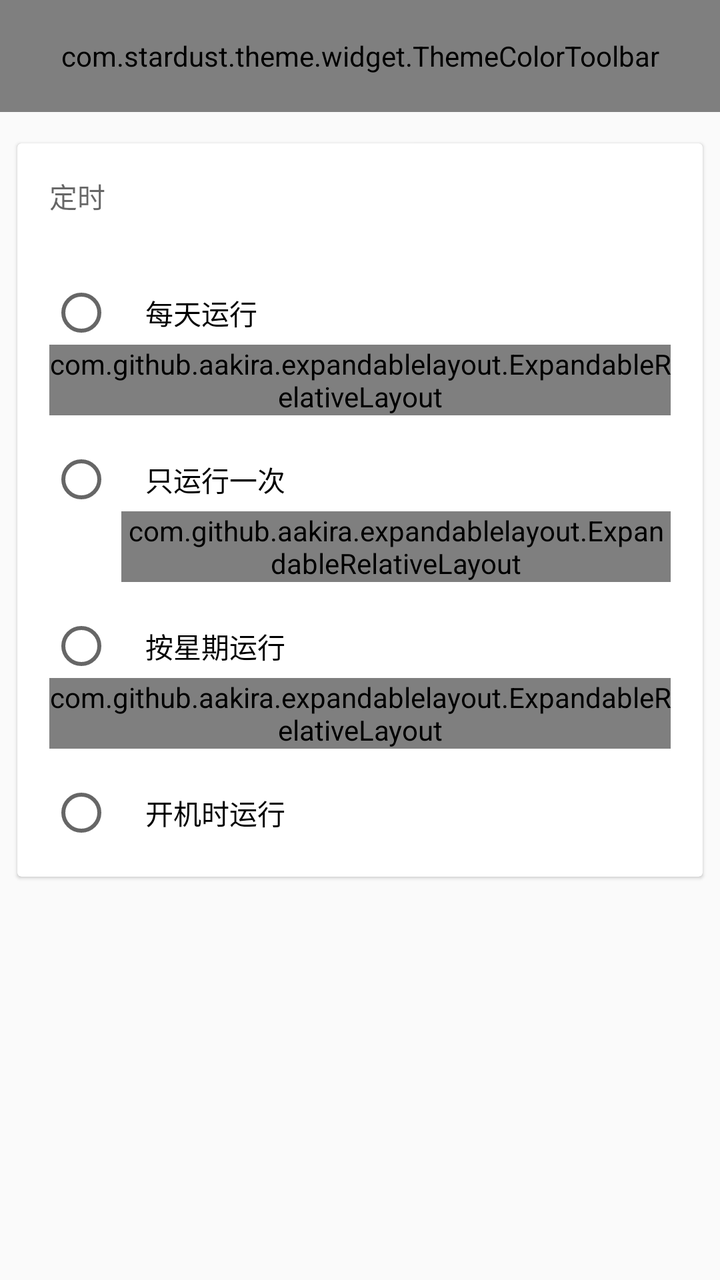
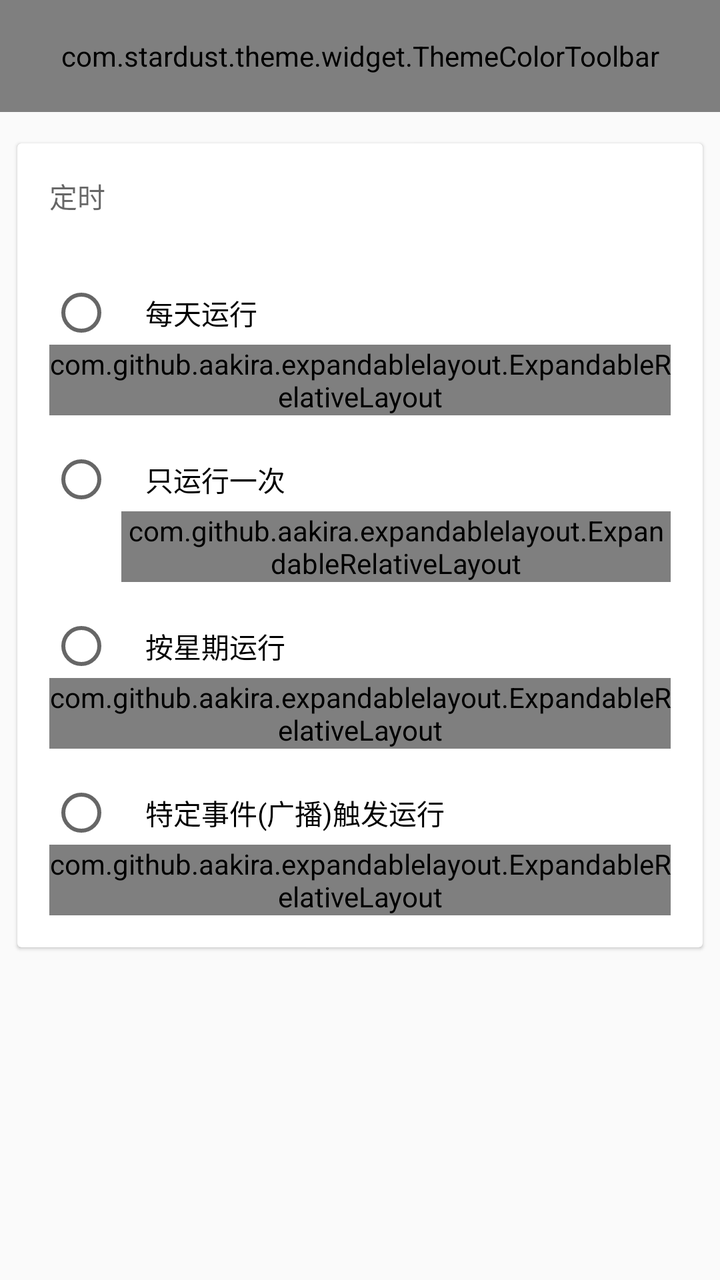

Before-and-after screenshots of an Android layout around one commit, followed by the original layout XML and the change that was made.
<!-- AndroidManifest.xml: application theme AppTheme -->
<!-- res/layout/activity_timed_task_setting.xml -->
<?xml version="1.0" encoding="utf-8"?>
<LinearLayout xmlns:android="http://schemas.android.com/apk/res/android"
              xmlns:app="http://schemas.android.com/apk/res-auto"
              android:layout_width="match_parent"
              android:layout_height="match_parent"
              android:orientation="vertical">


    <android.support.design.widget.AppBarLayout
        android:layout_width="match_parent"
        android:layout_height="wrap_content"
        android:theme="@style/AppTheme.AppBarOverlay">

        <com.stardust.theme.widget.ThemeColorToolbar
            android:id="@+id/toolbar"
            android:layout_width="match_parent"
            android:layout_height="?attr/actionBarSize"
            android:background="?attr/colorPrimary"
            app:popupTheme="@style/AppTheme.PopupOverlay"/>

    </android.support.design.widget.AppBarLayout>

    <ScrollView
        android:layout_width="match_parent"
        android:layout_height="match_parent">

        <LinearLayout
            android:layout_width="match_parent"
            android:layout_height="wrap_content"
            android:orientation="vertical">


            <android.support.v7.widget.CardView
                android:layout_width="match_parent"
                android:layout_height="wrap_content"
                android:layout_marginLeft="6dp"
                android:layout_marginRight="6dp"
                android:layout_marginTop="12dp"
                app:cardBackgroundColor="@android:color/white"
                app:cardCornerRadius="2dp"
                app:cardElevation="1dp"
                app:cardUseCompatPadding="true">

                <LinearLayout
                    android:layout_width="match_parent"
                    android:layout_height="wrap_content"
                    android:orientation="vertical"
                    android:padding="16dp">

                    <TextView
                        android:layout_width="wrap_content"
                        android:layout_height="wrap_content"
                        android:layout_marginBottom="16dp"
                        android:text="@string/text_timing"
                        android:textAppearance="@style/TextAppearance.AppCompat.Body2"
                        android:textColor="?android:textColorSecondary"/>

                    <RadioGroup
                        android:id="@+id/timing_group"
                        android:layout_width="match_parent"
                        android:layout_height="wrap_content">

                        <RadioButton
                            android:id="@+id/daily_task_radio"
                            android:layout_width="match_parent"
                            android:layout_height="wrap_content"
                            android:layout_marginTop="16dp"
                            android:paddingLeft="16dp"
                            android:text="@string/text_daily_task"/>

                        <com.github.aakira.expandablelayout.ExpandableRelativeLayout
                            android:id="@+id/daily_task_relative_layout"
                            android:layout_width="match_parent"
                            android:layout_height="wrap_content"
                            app:ael_expanded="false"
                            app:ael_interpolator="fastOutSlowIn"
                            app:ael_orientation="vertical">

                            <TimePicker
                                android:id="@+id/daily_task_time_picker"
                                android:layout_width="match_parent"
                                android:layout_height="wrap_content"
                                android:timePickerMode="spinner"/>

                        </com.github.aakira.expandablelayout.ExpandableRelativeLayout>

                        <RadioButton
                            android:id="@+id/disposable_task_radio"
                            android:layout_width="match_parent"
                            android:layout_height="wrap_content"
                            android:layout_marginTop="16dp"
                            android:paddingLeft="16dp"
                            android:text="@string/text_disposable_task"/>

                        <com.github.aakira.expandablelayout.ExpandableRelativeLayout
                            android:layout_width="match_parent"
                            android:layout_height="wrap_content"
                            android:layout_marginLeft="36dp"
                            app:ael_expanded="false"
                            app:ael_interpolator="fastOutSlowIn"
                            app:ael_orientation="vertical">

                            <LinearLayout
                                android:id="@+id/disposable_task_time_container"
                                android:layout_width="match_parent"
                                android:layout_height="wrap_content"
                                android:layout_alignParentTop="true"
                                android:background="?selectableItemBackground"
                                android:gravity="center_vertical"
                                android:orientation="horizontal"
                                android:paddingBottom="6dp"
                                android:paddingTop="6dp">

                                <org.autojs.autojs.theme.widget.ThemeColorImageViewCompat
                                    android:layout_width="24dp"
                                    android:layout_height="24dp"
                                    android:layout_gravity="center_vertical"
                                    android:gravity="center"
                                    android:src="@drawable/ic_schedule_black_48dp"/>

                                <TextView
                                    android:id="@+id/disposable_task_time"
                                    android:layout_width="match_parent"
                                    android:layout_height="36dp"
                                    android:layout_marginLeft="12dp"
                                    android:gravity="center_vertical"
                                    android:textColor="#202020"
                                    android:textSize="16sp"/>
                            </LinearLayout>

                            <LinearLayout
                                android:id="@+id/disposable_task_date_container"
                                android:layout_width="match_parent"
                                android:layout_height="wrap_content"
                                android:layout_alignParentBottom="true"
                                android:layout_below="@+id/disposable_task_time_container"
                                android:background="?selectableItemBackground"
                                android:gravity="center_vertical"
                                android:orientation="horizontal"
                                android:paddingTop="6dp">

                                <org.autojs.autojs.theme.widget.ThemeColorImageViewCompat
                                    android:id="@+id/disposable_task_date_icon"
                                    android:layout_width="24dp"
                                    android:layout_height="24dp"
                                    android:layout_gravity="center_vertical"
                                    android:gravity="center"
                                    android:src="@drawable/ic_date_range_black_48dp"/>

                                <TextView
                                    android:id="@+id/disposable_task_date"
                                    android:layout_width="match_parent"
                                    android:layout_height="36dp"
                                    android:layout_marginLeft="12dp"
                                    android:gravity="center_vertical"
                                    android:textColor="#202020"
                                    android:textSize="16sp"/>
                            </LinearLayout>

                        </com.github.aakira.expandablelayout.ExpandableRelativeLayout>

                        <RadioButton
                            android:id="@+id/weekly_task_radio"
                            android:layout_width="match_parent"
                            android:layout_height="wrap_content"
                            android:layout_marginTop="16dp"
                            android:paddingLeft="16dp"
                            android:text="@string/text_weekly_task"/>

                        <com.github.aakira.expandablelayout.ExpandableRelativeLayout
                            android:layout_width="match_parent"
                            android:layout_height="wrap_content"
                            app:ael_expanded="false"
                            app:ael_interpolator="fastOutSlowIn"
                            app:ael_orientation="vertical">

                            <LinearLayout
                                android:id="@+id/weekly_task_container"
                                android:layout_width="match_parent"
                                android:layout_height="wrap_content"
                                android:orientation="vertical">

                                <TimePicker
                                    android:id="@+id/weekly_task_time_picker"
                                    android:layout_width="match_parent"
                                    android:layout_height="wrap_content"
                                    android:timePickerMode="spinner"/>


                                <LinearLayout
                                    android:layout_width="match_parent"
                                    android:layout_height="wrap_content"
                                    android:layout_marginLeft="25dp"
                                    android:orientation="horizontal"
                                    android:weightSum="4">

                                    <CheckBox
                                        android:layout_width="0dp"
                                        android:layout_height="wrap_content"
                                        android:layout_weight="1"
                                        android:text="@string/text_day1"/>

                                    <CheckBox
                                        android:layout_width="0dp"
                                        android:layout_height="wrap_content"
                                        android:layout_weight="1"
                                        android:text="@string/text_day2"/>

                                    <CheckBox
                                        android:layout_width="0dp"
                                        android:layout_height="wrap_content"
                                        android:layout_weight="1"
                                        android:text="@string/text_day3"/>

                                    <CheckBox
                                        android:layout_width="0dp"
                                        android:layout_height="wrap_content"
                                        android:layout_weight="1"
                                        android:text="@string/text_day4"/>
                                </LinearLayout>


                                <LinearLayout
                                    android:layout_width="match_parent"
                                    android:layout_height="wrap_content"
                                    android:layout_marginLeft="25dp"
                                    android:orientation="horizontal"
                                    android:weightSum="4">

                                    <CheckBox
                                        android:layout_width="0dp"
                                        android:layout_height="wrap_content"
                                        android:layout_weight="1"
                                        android:text="@string/text_day5"/>

                                    <CheckBox
                                        android:layout_width="0dp"
                                        android:layout_height="wrap_content"
                                        android:layout_weight="1"
                                        android:text="@string/text_day6"/>

                                    <CheckBox
                                        android:layout_width="0dp"
                                        android:layout_height="wrap_content"
                                        android:layout_weight="1"
                                        android:text="@string/text_day7"/>

                                </LinearLayout>

                            </LinearLayout>


                        </com.github.aakira.expandablelayout.ExpandableRelativeLayout>

                        <RadioButton
                            android:id="@+id/run_on_boot_radio"
                            android:layout_width="match_parent"
                            android:layout_height="wrap_content"
                            android:layout_marginTop="16dp"
                            android:paddingLeft="16dp"
                            android:text="@string/text_run_on_boot"/>
                    </RadioGroup>
                </LinearLayout>

            </android.support.v7.widget.CardView>
        </LinearLayout>
    </ScrollView>

</LinearLayout>
<!-- resources referenced by this layout -->
<resources>
  <!-- drawable ic_date_range_black_48dp: png bitmap (drawable-hdpi, 249 bytes) -->
  <!-- drawable ic_schedule_black_48dp: png bitmap (drawable-hdpi, 1029 bytes) -->
  <string name="text_daily_task">每天运行</string>
  <string name="text_day1">一</string>
  <string name="text_day2">二</string>
  <string name="text_day3">三</string>
  <string name="text_day4">四</string>
  <string name="text_day5">五</string>
  <string name="text_day6">六</string>
  <string name="text_day7">日</string>
  <string name="text_disposable_task">只运行一次</string>
  <string name="text_run_on_boot">开机时运行</string>
  <string name="text_timing">定时</string>
  <string name="text_weekly_task">按星期运行</string>
  <style name="AppTheme.AppBarOverlay" parent="ThemeOverlay.AppCompat.Dark.ActionBar" />
  <style name="AppTheme.PopupOverlay" parent="ThemeOverlay.AppCompat.Dark.ActionBar" />
  <style name="AppTheme" parent="Theme.AppCompat.Light.NoActionBar">
          <item name="colorPrimary">@color/colorPrimary</item>
          <item name="colorPrimaryDark">@color/colorPrimaryDark</item>
          <item name="colorAccent">@color/colorAccent</item>
  
      </style>
  <color name="colorPrimary">#009688</color>
  <color name="colorPrimaryDark">#009688</color>
  <color name="colorAccent">#03a9f4</color>
</resources>

<!-- the commit's change to res/layout/activity_timed_task_setting.xml (unified diff, before → after) -->
@@ -253,12 +253,86 @@
                         </com.github.aakira.expandablelayout.ExpandableRelativeLayout>
 
                         <RadioButton
-                            android:id="@+id/run_on_boot_radio"
+                            android:id="@+id/run_on_broadcast"
                             android:layout_width="match_parent"
                             android:layout_height="wrap_content"
                             android:layout_marginTop="16dp"
                             android:paddingLeft="16dp"
-                            android:text="@string/text_run_on_boot"/>
+                            android:text="@string/text_run_on_broadcast"/>
+
+                        <com.github.aakira.expandablelayout.ExpandableRelativeLayout
+                            android:layout_width="match_parent"
+                            android:layout_height="wrap_content"
+                            app:ael_expanded="false"
+                            app:ael_interpolator="fastOutSlowIn"
+                            app:ael_orientation="vertical">
+
+                            <LinearLayout
+                                android:layout_width="match_parent"
+                                android:layout_height="wrap_content"
+                                android:layout_marginLeft="24dp"
+                                android:orientation="vertical">
+
+                                <RadioGroup
+                                    android:id="@+id/broadcast_group"
+                                    android:layout_width="match_parent"
+                                    android:layout_height="wrap_content"
+                                    android:orientation="vertical">
+
+                                    <RadioButton
+                                        android:id="@+id/run_on_boot"
+                                        android:layout_width="match_parent"
+                                        android:layout_height="wrap_content"
+                                        android:layout_marginTop="16dp"
+                                        android:paddingLeft="8dp"
+                                        android:text="@string/text_run_on_boot"/>
+
+                                    <RadioButton
+                                        android:id="@+id/run_on_screen_on"
+                                        android:layout_width="match_parent"
+                                        android:layout_height="wrap_content"
+                                        android:layout_marginTop="16dp"
+                                        android:paddingLeft="8dp"
+                                        android:text="@string/text_run_on_screen_on"/>
+
+                                    <RadioButton
+                                        android:id="@+id/run_on_screen_off"
+                                        android:layout_width="match_parent"
+                                        android:layout_height="wrap_content"
+                                        android:layout_marginTop="16dp"
+                                        android:paddingLeft="8dp"
+                                        android:text="@string/text_run_on_screen_off"/>
+
+                                    <RadioButton
+                                        android:id="@+id/run_on_other_broadcast"
+                                        android:layout_width="match_parent"
+                                        android:layout_height="wrap_content"
+                                        android:layout_marginTop="16dp"
+                                        android:paddingLeft="8dp"
+                                        android:text="@string/text_run_on_other_broadcast"/>
+
+                                </RadioGroup>
+
+                                <android.support.design.widget.TextInputLayout
+                                    android:layout_width="match_parent"
+                                    android:layout_height="wrap_content"
+                                    android:layout_marginLeft="36dp"
+                                    android:layout_marginTop="2dp">
+
+
+                                    <android.support.design.widget.TextInputEditText
+                                        android:id="@+id/action"
+                                        android:layout_width="match_parent"
+                                        android:layout_height="wrap_content"
+                                        android:hint="@string/text_broadcast_action"
+                                        android:text="@string/text_broadcast_action_prefix"/>
+
+                                </android.support.design.widget.TextInputLayout>
+
+                            </LinearLayout>
+
+
+                        </com.github.aakira.expandablelayout.ExpandableRelativeLayout>
                     </RadioGroup>
                 </LinearLayout>
 
<!-- resource entries referenced after the edit -->
@@ -2,6 +2,8 @@
 <resources>
   <!-- drawable ic_date_range_black_48dp: png bitmap (drawable-hdpi, 249 bytes) -->
   <!-- drawable ic_schedule_black_48dp: png bitmap (drawable-hdpi, 1029 bytes) -->
+  <string name="text_broadcast_action">广播Action</string>
+  <string name="text_broadcast_action_prefix">android.intent.action.</string>
   <string name="text_daily_task">每天运行</string>
   <string name="text_day1">一</string>
   <string name="text_day2">二</string>
@@ -12,6 +14,10 @@
   <string name="text_day7">日</string>
   <string name="text_disposable_task">只运行一次</string>
   <string name="text_run_on_boot">开机时运行</string>
+  <string name="text_run_on_broadcast">特定事件(广播)触发运行</string>
+  <string name="text_run_on_other_broadcast">其他事件(广播)</string>
+  <string name="text_run_on_screen_off">息屏时运行</string>
+  <string name="text_run_on_screen_on">亮屏时运行</string>
   <string name="text_timing">定时</string>
   <string name="text_weekly_task">按星期运行</string>
   <style name="AppTheme.AppBarOverlay" parent="ThemeOverlay.AppCompat.Dark.ActionBar" />
